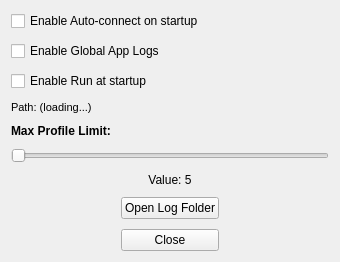
Arean82/Tailscale-Headscale-Client, file pygui/dialogs/settings.ui: the form before one commit.
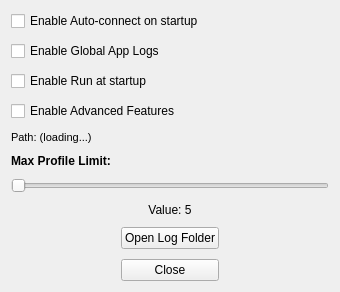
The form after the commit.

Commit message: feat: implement node advanced options dialog with exit node and route management

```diff
--- a/pygui/dialogs/settings.ui
+++ b/pygui/dialogs/settings.ui
@@ -7,7 +7,7 @@
     <x>0</x>
     <y>0</y>
     <width>340</width>
-    <height>230</height>
+    <height>260</height>
    </rect>
   </property>
   <property name="windowTitle">
@@ -40,6 +40,13 @@
        <widget class="QCheckBox" name="chkRunAtStartup">
         <property name="text">
          <string>Enable Run at startup</string>
+        </property>
+       </widget>
+      </item>
+      <item>
+       <widget class="QCheckBox" name="chkAdvanced">
+        <property name="text">
+         <string>Enable Advanced Features</string>
         </property>
        </widget>
      </item>
```
The commit also changes 8 other files.
